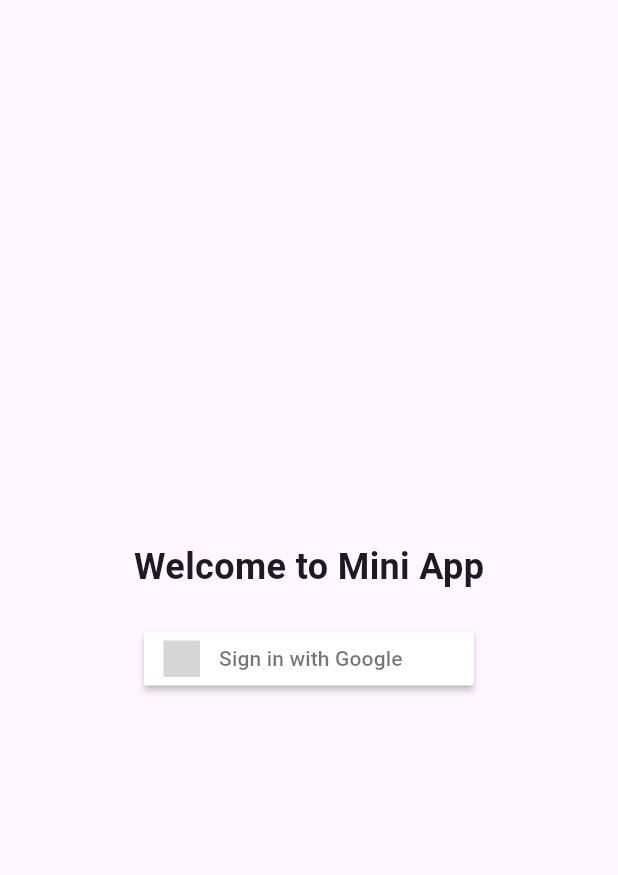
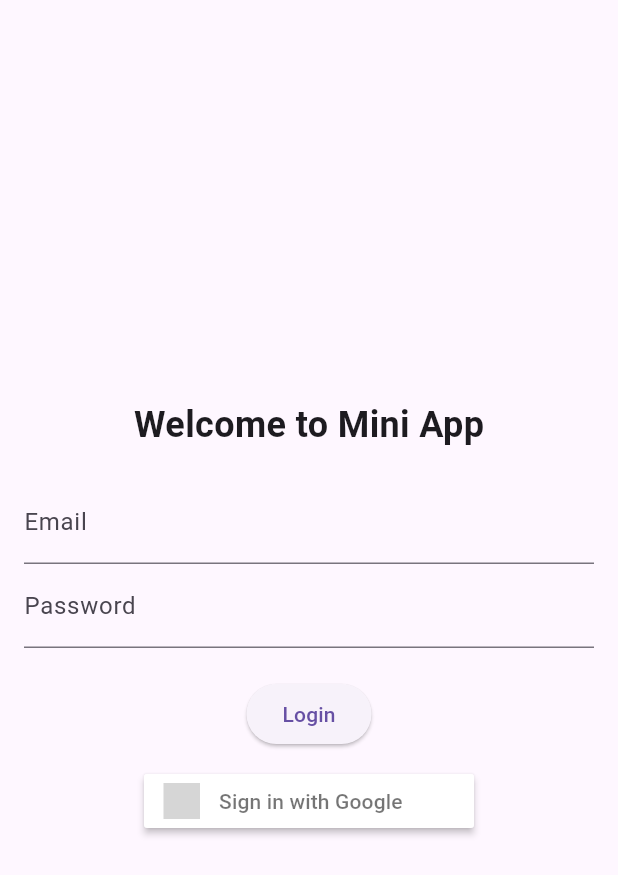
Before and after one commit to AhmedEzz32/ecommerce_app, a Flutter app: the screen it shows after launch, on a phone screen of 412 x 824 dp. Shown: the top 875 px of the screen. Run offline on Flutter 3.47's test engine with Material 3 defaults, Android fonts, the phone set to English and light mode, and no system bars; drawn by our look-alikes of sign_in_button; our stand-ins replace cached_network_image, cloud_firestore, dartz, dio, fade_shimmer, firebase_auth and 10 more; missing offline and left inert: firebase_app_check, flutter_stripe; accounts and stored records are empty; generated files the repository leaves out were written again; grey boxes are pictures that could not be loaded.

Commit message:
add login and password

```diff
--- a/lib/l10n/intl_ar.arb
+++ b/lib/l10n/intl_ar.arb
@@ -19,5 +19,9 @@
     "stripe_service_initialized_successfully": "تم تهيئة خدمة Stripe بنجاح",
     "stripe_service_initialized_failed": "فشل تهيئة خدمة Stripe",
     "stripe_service_disposed_successfully": "تم التخلص من خدمة Stripe بنجاح",
-    "stripe_service_disposed_failed": "فشل التخلص من خدمة Stripe"
+    "stripe_service_disposed_failed": "فشل التخلص من خدمة Stripe",
+    "email": "البريد الإلكتروني",
+    "password": "كلمة المرور",
+    "login": "تسجيل الدخول",
+    "register": "تسجيل"
 }
--- a/lib/l10n/intl_en.arb
+++ b/lib/l10n/intl_en.arb
@@ -20,5 +20,9 @@
     "stripe_service_initialized_successfully": "Stripe service initialized successfully",
     "stripe_service_initialized_failed": "Stripe service initialized failed",
     "stripe_service_disposed_successfully": "Stripe service disposed successfully",
-    "stripe_service_disposed_failed": "Stripe service disposed failed"
+    "stripe_service_disposed_failed": "Stripe service disposed failed",
+    "email": "Email",
+    "password": "Password",
+    "login": "Login",
+    "register": "Register"
 }
--- a/lib/persentation/sign_in/view/widgets/login_body.dart
+++ b/lib/persentation/sign_in/view/widgets/login_body.dart
@@ -1,3 +1,4 @@
+import 'package:firebase_auth/firebase_auth.dart';
 import 'package:flutter/material.dart';
 import 'package:mini_app/core/constants.dart';
 import 'package:mini_app/generated/l10n.dart';
@@ -6,66 +7,104 @@ import 'package:mini_app/persentation/sign_in/view_model/login_view_model.dart';
 import 'package:sign_in_button/sign_in_button.dart';
 
 class LoginViewBody extends StatefulWidget {
-
   final LoginViewModel viewModel;
 
-  const LoginViewBody({
-    super.key,
-    required this.viewModel,
-  });
+  const LoginViewBody({super.key, required this.viewModel});
 
   @override
   State<LoginViewBody> createState() => _LoginViewBodyState();
 }
 
 class _LoginViewBodyState extends State<LoginViewBody> {
+  final TextEditingController _emailController = TextEditingController();
+  final TextEditingController _passwordController = TextEditingController();
+  bool isLoading = false;
 
-  bool isLoading = false;
+  Future<void> _loginWithEmail() async {
+    setState(() => isLoading = true);
+    try {
+      UserCredential userCredential = await FirebaseAuth.instance.createUserWithEmailAndPassword(
+        email: _emailController.text,
+        password: _passwordController.text,
+      );
+      final user = userCredential.user;
+      if (user != null) {
+        Navigator.pushReplacement(
+          context,
+          MaterialPageRoute(
+            builder: (_) => HomeScreen(
+              firstName: user.displayName?.split(' ')[0] ?? '',
+              lastName: user.displayName?.split(' ')[1] ?? '',
+              profileImage: user.photoURL ?? Constants().default_image,
+              email: user.email,
+            ),
+          ),
+        );
+      }
+    } catch (e) {
+      ScaffoldMessenger.of(context).showSnackBar(SnackBar(content: Text(e.toString())));
+    }
+    setState(() => isLoading = false);
+  }
 
   @override
   Widget build(BuildContext context) {
     return Center(
+      child: Padding(
+        padding: const EdgeInsets.all(16.0),
         child: Column(
           mainAxisAlignment: MainAxisAlignment.center,
           crossAxisAlignment: CrossAxisAlignment.center,
           children: [
             Text(
               S.current.welcome_to_mini_app,
-            style: const TextStyle(
-              fontSize: 24,
-              fontWeight: FontWeight.bold,
-            ),
+              style: const TextStyle(fontSize: 24, fontWeight: FontWeight.bold),
             ),
             const SizedBox(height: 20),
-          isLoading ? const CircularProgressIndicator() :
-          SignInButton(
+            TextField(
+              controller: _emailController,
+              decoration: InputDecoration(labelText: S.current.email),
+              keyboardType: TextInputType.emailAddress,
+            ),
+            TextField(
+              controller: _passwordController,
+              decoration: InputDecoration(labelText: S.current.password),
+              obscureText: true,
+            ),
+            const SizedBox(height: 20),
+            isLoading
+                ? const CircularProgressIndicator()
+                : ElevatedButton(
+                    onPressed: _loginWithEmail,
+                    child: Text(S.current.login),
+                  ),
+            const SizedBox(height: 10),
+            isLoading
+                ? const CircularProgressIndicator()
+                : SignInButton(
                     Buttons.google,
-            onPressed: () async{
-              setState(() {
-                isLoading = true;
-              });
-
+                    onPressed: () async {
+                      setState(() => isLoading = true);
                       final user = await widget.viewModel.signinWithGoogle();
                       if (user != null) {
-                debugPrint("Updated Display Name: ${user.displayName}");
-                debugPrint("Updated photoURL: ${user.photoURL}");
-
-                setState(() {
-                  isLoading = false;
-                });
                         Navigator.pushReplacement(
                           context,
-                  MaterialPageRoute(builder: (_) => HomeScreen(
+                          MaterialPageRoute(
+                            builder: (_) => HomeScreen(
                               firstName: user.displayName?.split(' ')[0] ?? '',
                               lastName: user.displayName?.split(' ')[1] ?? '',
                               profileImage: user.photoURL ?? Constants().default_image,
-                  )),
+                              email: user.email,
+                            ),
+                          ),
                         );
                       }
+                      setState(() => isLoading = false);
                     },
                   ),
           ],
         ),
+      ),
     );
   }
 }
```
Also changed, not shown: lib/persentation/edit_profile/view/profile_edit_screen.dart (+6 -3 lines), lib/generated/intl/messages_ar.dart, lib/generated/intl/messages_en.dart, lib/generated/l10n.dart, 4 other files. Lines whose indentation alone changed are shown as unchanged.
